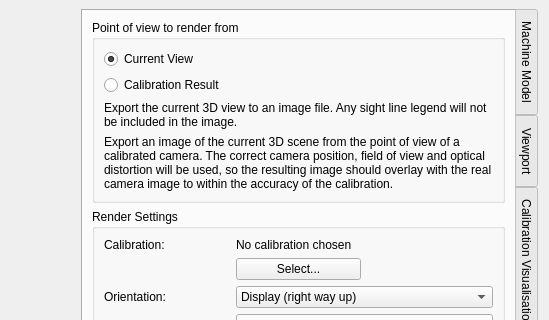
The window that calcam/gui/viewer.ui (euratom-software/calcam) describes before a commit, drawn with Qt 5; both pictures show x 401 to 950 and y 0 to 320 of the 950 by 703 pixel window.
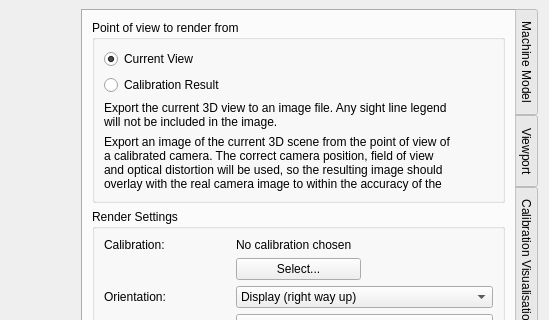
The same window after the commit. The open tabs and pages were chosen to show the change.

The edit to the form file:
```diff
--- a/calcam/gui/viewer.ui
+++ b/calcam/gui/viewer.ui
@@ -1318,6 +1318,12 @@
                <verstretch>0</verstretch>
               </sizepolicy>
              </property>
+             <property name="maximumSize">
+              <size>
+               <width>350</width>
+               <height>16777215</height>
+              </size>
+             </property>
              <property name="mouseTracking">
               <bool>true</bool>
              </property>
@@ -1337,6 +1343,12 @@
                <verstretch>0</verstretch>
               </sizepolicy>
              </property>
+             <property name="maximumSize">
+              <size>
+               <width>350</width>
+               <height>16777215</height>
+              </size>
+             </property>
              <property name="text">
               <string>Export an image of the current 3D scene from the point of view of a calibrated camera. The correct camera position, field of view and optical distortion will be used, so the resulting image should overlay with the real camera image to within the accuracy of the calibration.</string>
              </property>
```
